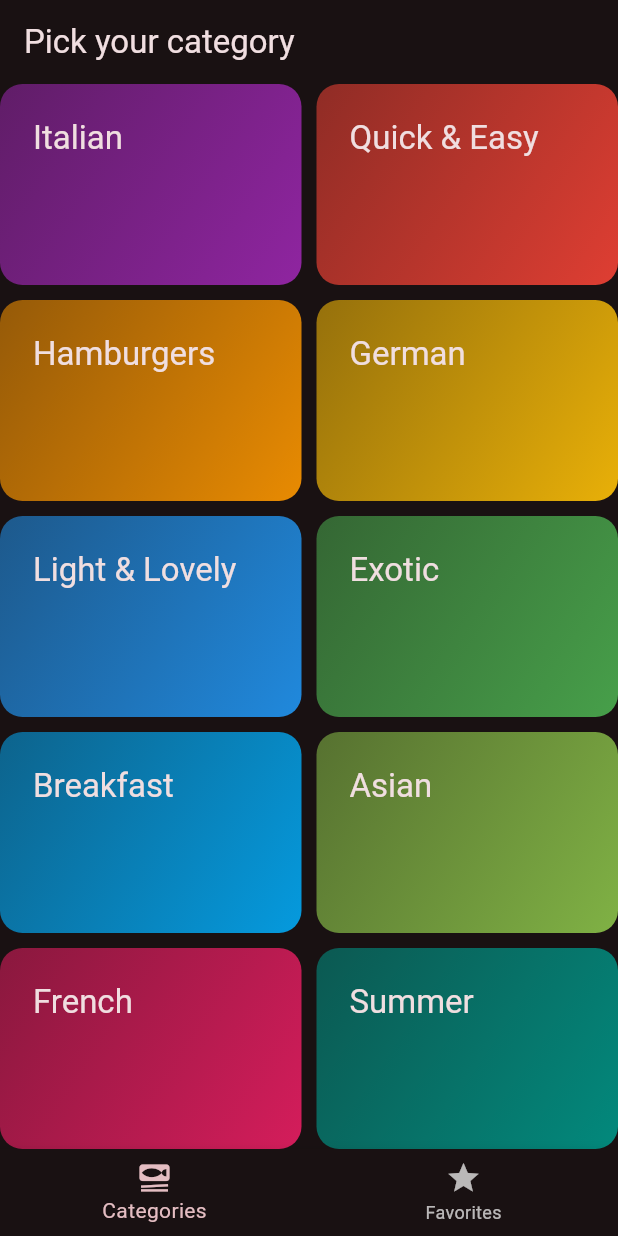
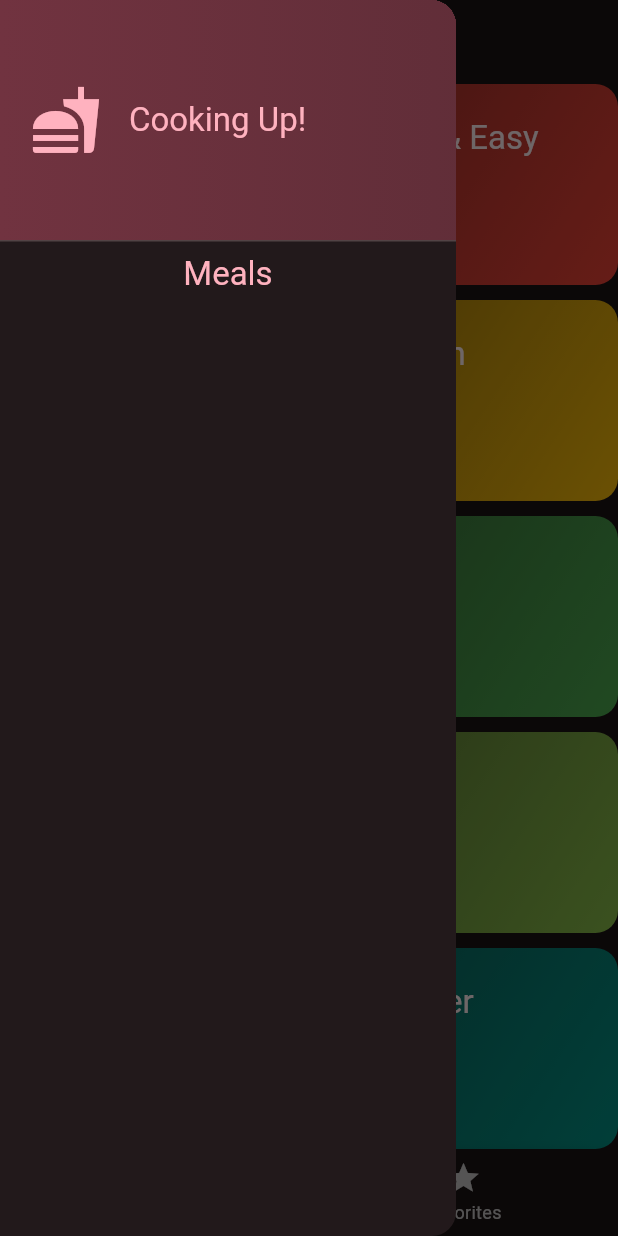
Before and after one commit to Abdulkader-Safi/Meal-App, a Flutter app: the screen it shows after launch, with the side drawer open (before the commit the screen has no drawer), on a phone screen of 412 x 824 dp. Run offline on Flutter 3.47's test engine with Material 2 defaults, Android fonts, the phone set to English and light mode, and no system bars; our stand-ins replace transparent_image.

Commit message:
add Drawer

```diff
--- a/lib/screens/tabs_screen.dart
+++ b/lib/screens/tabs_screen.dart
@@ -2,6 +2,7 @@ import 'package:flutter/material.dart';
 import 'package:meal_app/models/meal.dart';
 import 'package:meal_app/screens/categories_sceen.dart';
 import 'package:meal_app/screens/meal_screen.dart';
+import 'package:meal_app/widgets/main_drawer.dart';
 
 class TabsScreen extends StatefulWidget {
   const TabsScreen({super.key});
@@ -80,6 +81,7 @@ class _TabsScreenState extends State<TabsScreen> {
         title: Text(activePageTitle),
       ),
       body: activePage,
+      drawer: const MainDrawer(),
       bottomNavigationBar: BottomNavigationBar(
         onTap: _selectPage,
         currentIndex: _selectedPageIndex,
--- /dev/null
+++ b/lib/widgets/main_drawer.dart
@@ -0,0 +1,49 @@
+import 'package:flutter/material.dart';
+
+class MainDrawer extends StatelessWidget {
+  const MainDrawer({super.key});
+
+  @override
+  Widget build(BuildContext context) {
+    return Drawer(
+      child: Column(
+        children: [
+          DrawerHeader(
+            padding: const EdgeInsets.all(20),
+            decoration: BoxDecoration(
+              gradient: LinearGradient(
+                colors: [
+                  Theme.of(context).colorScheme.primaryContainer,
+                  Theme.of(context)
+                      .colorScheme
+                      .primaryContainer
+                      .withOpacity(0.8),
+                ],
+              ),
+            ),
+            child: Row(children: [
+              Icon(
+                Icons.fastfood,
+                size: 48,
+                color: Theme.of(context).colorScheme.primary,
+              ),
+              const SizedBox(width: 18),
+              Text(
+                'Cooking Up!',
+                style: Theme.of(context).textTheme.titleLarge!.copyWith(
+                      color: Theme.of(context).colorScheme.primary,
+                    ),
+              ),
+            ]),
+          ),
+          Text(
+            'Meals',
+            style: Theme.of(context).textTheme.titleLarge!.copyWith(
+                  color: Theme.of(context).colorScheme.primary,
+                ),
+          ),
+        ],
+      ),
+    );
+  }
+}
```
